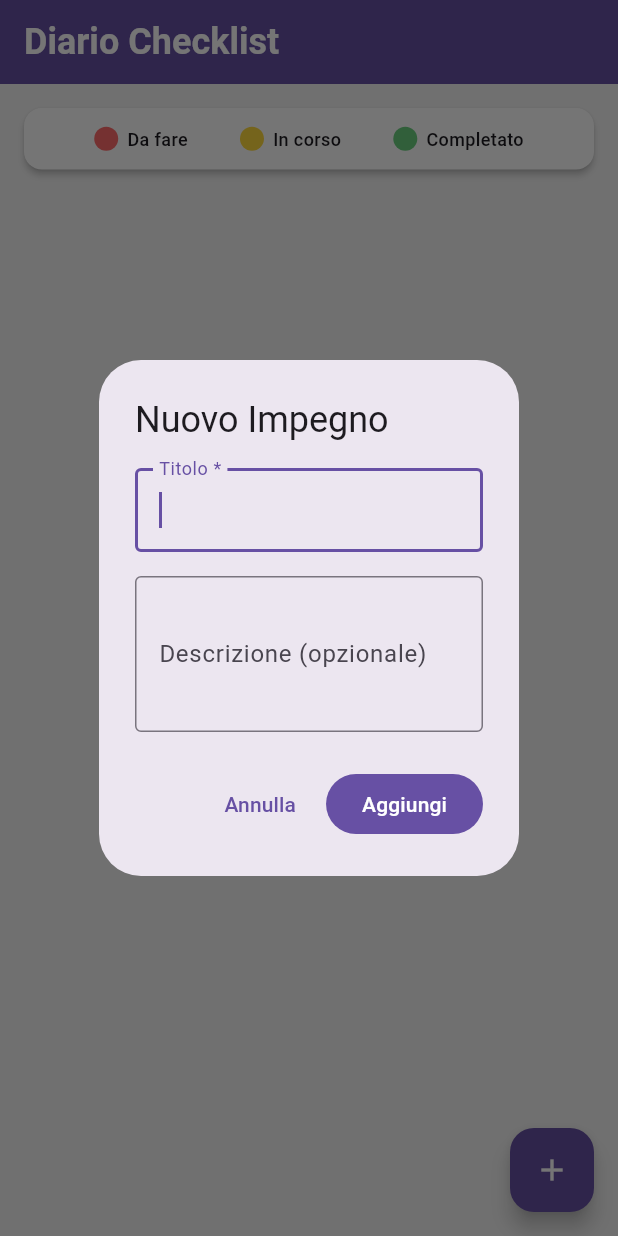
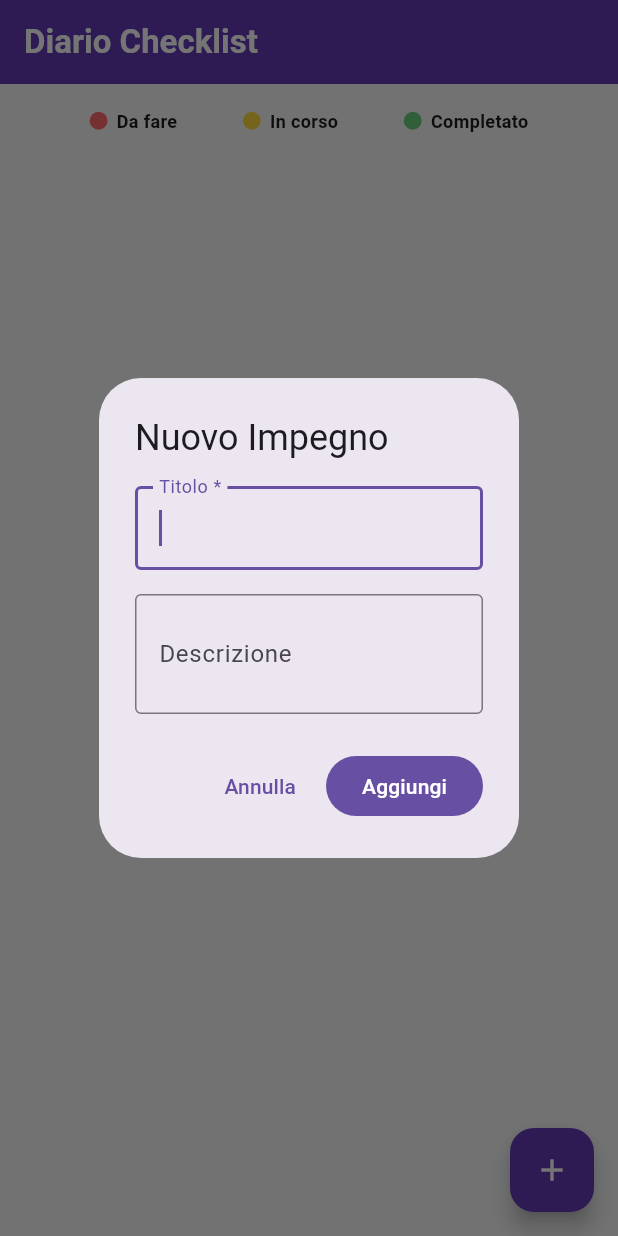
Before and after one commit to Theblazefire/task-, a Flutter app: the screen it shows after launch, after a tap on the "add" icon, on a phone screen of 412 x 824 dp. Run offline on Flutter 3.47's test engine with Material 3 defaults, Android fonts, the phone set to English and light mode, and no system bars; our stand-ins replace shared_preferences.

Commit message:
stile sfondo e salvataggio note

```diff
--- a/lib/main.dart
+++ b/lib/main.dart
@@ -7,10 +7,10 @@ void main() {
   runApp(const DiarioChecklistApp());
 }
 
-// Stati dell'impegno con colori
+// Stati dell'impegno con colori base
 enum TaskStatus {
-  daFare('Da fare', Color(0xFFFF6B6B)),      // Rosso
-  inCorso('In corso', Color(0xFFFFD93D)),    // Giallo
+  daFare('Da fare', Color(0xFFFF6B6B)), // Rosso
+  inCorso('In corso', Color(0xFFFFD93D)), // Giallo
   completato('Completato', Color(0xFF6BCF7F)); // Verde
 
   final String label;
@@ -36,7 +36,6 @@ class Task {
   })  : id = id ?? DateTime.now().millisecondsSinceEpoch.toString(),
         data = data ?? DateTime.now();
 
-  // Serializzazione
   Map<String, dynamic> toJson() {
     return {
       'id': id,
@@ -47,7 +46,6 @@ class Task {
     };
   }
 
-  // Deserializzazione
   factory Task.fromJson(Map<String, dynamic> json) {
     return Task(
       id: json['id'],
@@ -69,7 +67,7 @@ class DiarioChecklistApp extends StatelessWidget {
       theme: ThemeData(
         primarySwatch: Colors.deepPurple,
         useMaterial3: true,
-        scaffoldBackgroundColor: const Color(0xFFF5F5F5),
+        scaffoldBackgroundColor: const Color(0xFFF8F9FA), // Sfondo app neutro
       ),
       home: const HomePage(),
       debugShowCheckedModeBanner: false,
@@ -104,7 +102,7 @@ class _HomePageState extends State<HomePage> {
           final taskMap = jsonDecode(taskString) as Map<String, dynamic>;
           _tasks.add(Task.fromJson(taskMap));
         } catch (e) {
-          print('Errore nel caricamento del task: $e');
+          debugPrint('Errore nel caricamento del task: $e');
         }
       }
     });
@@ -117,7 +115,7 @@ class _HomePageState extends State<HomePage> {
 
   void _addTask(String titolo, String descrizione) {
     setState(() {
-      _tasks.add(Task(titolo: titolo, descrizione: descrizione));
+      _tasks.insert(0, Task(titolo: titolo, descrizione: descrizione));
     });
     _saveTasks();
   }
@@ -151,34 +149,27 @@ class _HomePageState extends State<HomePage> {
             TextField(
               controller: titoloController,
               decoration: const InputDecoration(
-                labelText: 'Titolo *',
-                border: OutlineInputBorder(),
-              ),
+                  labelText: 'Titolo *', border: OutlineInputBorder()),
               autofocus: true,
             ),
             const SizedBox(height: 16),
             TextField(
               controller: descrizioneController,
               decoration: const InputDecoration(
-                labelText: 'Descrizione (opzionale)',
-                border: OutlineInputBorder(),
-              ),
-              maxLines: 3,
+                  labelText: 'Descrizione', border: OutlineInputBorder()),
+              maxLines: 2,
             ),
           ],
         ),
         actions: [
           TextButton(
               onPressed: () => Navigator.pop(context),
-            child: const Text('Annulla'),
-          ),
+              child: const Text('Annulla')),
           FilledButton(
             onPressed: () {
               if (titoloController.text.trim().isNotEmpty) {
-                _addTask(
-                  titoloController.text.trim(),
-                  descrizioneController.text.trim(),
-                );
+                _addTask(titoloController.text.trim(),
+                    descrizioneController.text.trim());
                 Navigator.pop(context);
               }
             },
@@ -193,38 +184,28 @@ class _HomePageState extends State<HomePage> {
   Widget build(BuildContext context) {
     return Scaffold(
       appBar: AppBar(
-        title: const Text(
-          'Diario Checklist',
-          style: TextStyle(
-            fontWeight: FontWeight.bold,
-            fontSize: 24,
-          ),
-        ),
-        backgroundColor: Theme.of(context).primaryColor,
+        title: const Text('Diario Checklist',
+            style: TextStyle(fontWeight: FontWeight.bold)),
+        backgroundColor: Colors.deepPurple,
         foregroundColor: Colors.white,
-        elevation: 0,
       ),
       body: Column(
         children: [
-          // Legenda stati
           const StatusLegend(),
-
-          // Lista tasks
           Expanded(
             child: _tasks.isEmpty
                 ? const EmptyState()
                 : ListView.builder(
-                    padding: const EdgeInsets.all(16),
+                    padding: const EdgeInsets.symmetric(horizontal: 16),
                     itemCount: _tasks.length,
                     itemBuilder: (context, index) {
-                      final task = _tasks[index];
                       return Padding(
                         padding: const EdgeInsets.only(bottom: 12),
                         child: TaskCard(
-                          task: task,
+                          task: _tasks[index],
                           onStatusChange: (status) =>
-                              _updateTaskStatus(task.id, status),
-                          onDelete: () => _deleteTask(task.id),
+                              _updateTaskStatus(_tasks[index].id, status),
+                          onDelete: () => _deleteTask(_tasks[index].id),
                         ),
                       );
                     },
@@ -234,55 +215,43 @@ class _HomePageState extends State<HomePage> {
       ),
       floatingActionButton: FloatingActionButton(
         onPressed: _showAddTaskDialog,
-        backgroundColor: Theme.of(context).primaryColor,
+        backgroundColor: Colors.deepPurple,
         child: const Icon(Icons.add, color: Colors.white),
       ),
     );
   }
 }
 
+// --- LEGENDA ---
 class StatusLegend extends StatelessWidget {
   const StatusLegend({Key? key}) : super(key: key);
-
   @override
   Widget build(BuildContext context) {
-    return Card(
-      margin: const EdgeInsets.all(16),
-      elevation: 2,
-      color: Colors.white,
-      child: Padding(
-        padding: const EdgeInsets.all(12),
+    return Padding(
+      padding: const EdgeInsets.all(16.0),
       child: Row(
         mainAxisAlignment: MainAxisAlignment.spaceEvenly,
         children: TaskStatus.values.map((status) {
           return Row(
-              mainAxisSize: MainAxisSize.min,
             children: [
               Container(
-                  width: 16,
-                  height: 16,
+                  width: 12,
+                  height: 12,
                   decoration: BoxDecoration(
-                    color: status.color,
-                    shape: BoxShape.circle,
-                  ),
-                ),
+                      color: status.color, shape: BoxShape.circle)),
               const SizedBox(width: 6),
-                Text(
-                  status.label,
+              Text(status.label,
                   style: const TextStyle(
-                    fontSize: 12,
-                    fontWeight: FontWeight.w500,
-                  ),
-                ),
+                      fontSize: 12, fontWeight: FontWeight.bold)),
             ],
           );
         }).toList(),
-        ),
       ),
     );
   }
 }
 
+// --- CARD DEL TASK (MODIFICATA PER LEGGIBILITÀ) ---
 class TaskCard extends StatelessWidget {
   final Task task;
   final Function(TaskStatus) onStatusChange;
@@ -299,90 +268,71 @@ class TaskCard extends StatelessWidget {
   Widget build(BuildContext context) {
     final dateFormat = DateFormat('dd/MM/yyyy, HH:mm');
 
+    // SFONDO: Colore dello stato molto tenue (opacità 15%) per non disturbare il testo
+    final Color backgroundColor = task.status.color.withOpacity(0.35);
+    // TESTO: Colore quasi nero per massimo contrasto
+    const Color textColor = Color(0xFF1A1A1A);
+    const Color descriptionColor = Color(0xFF444444);
+
     return Card(
-      elevation: 4,
-      color: Colors.white,
+      elevation: 3,
+      color: backgroundColor,
       shape: RoundedRectangleBorder(
-        borderRadius: BorderRadius.circular(12),
-        side: BorderSide(
-          color: task.status.color,
-          width: 3,
-        ),
+        borderRadius: BorderRadius.circular(16),
+        side: BorderSide(color: task.status.color.withOpacity(0.5), width: 1.5),
       ),
       child: Padding(
         padding: const EdgeInsets.all(16),
         child: Column(
           crossAxisAlignment: CrossAxisAlignment.start,
           children: [
-            // Header con titolo e pulsante elimina
             Row(
               children: [
-                // Indicatore colorato
-                Container(
-                  width: 24,
-                  height: 24,
-                  decoration: BoxDecoration(
-                    color: task.status.color,
-                    shape: BoxShape.circle,
-                  ),
-                ),
-                const SizedBox(width: 12),
-
-                // Titolo
                 Expanded(
                   child: Text(
                     task.titolo,
                     style: TextStyle(
                       fontSize: 18,
                       fontWeight: FontWeight.bold,
+                      color: textColor,
                       decoration: task.status == TaskStatus.completato
                           ? TextDecoration.lineThrough
                           : null,
                     ),
                   ),
                 ),
-
-                // Pulsante elimina
                 IconButton(
                   onPressed: onDelete,
-                  icon: const Icon(Icons.delete, color: Colors.red),
+                  icon:
+                      const Icon(Icons.delete_outline, color: Colors.redAccent),
                   padding: EdgeInsets.zero,
                   constraints: const BoxConstraints(),
                 ),
               ],
             ),
-
-            // Descrizione
             if (task.descrizione.isNotEmpty) ...[
-              const SizedBox(height: 8),
+              const SizedBox(height: 6),
               Text(
                 task.descrizione,
                 style: const TextStyle(
-                  fontSize: 14,
-                  color: Colors.grey,
-                ),
+                    fontSize: 14, color: descriptionColor, height: 1.3),
               ),
             ],
-
-            // Data
-            const SizedBox(height: 8),
+            const SizedBox(height: 10),
             Text(
               dateFormat.format(task.data),
-              style: const TextStyle(
-                fontSize: 12,
-                color: Colors.grey,
-                fontWeight: FontWeight.w300,
+              style: TextStyle(
+                  fontSize: 11,
+                  color: textColor.withOpacity(0.6),
+                  fontWeight: FontWeight.bold),
             ),
-            ),
-
-            // Pulsanti stato
-            const SizedBox(height: 12),
+            const SizedBox(height: 14),
             Row(
               children: TaskStatus.values.map((status) {
                 final isSelected = task.status == status;
                 return Expanded(
                   child: Padding(
-                    padding: const EdgeInsets.symmetric(horizontal: 4),
+                    padding: const EdgeInsets.symmetric(horizontal: 3),
                     child: StatusButton(
                       status: status,
                       isSelected: isSelected,
@@ -399,81 +349,47 @@ class TaskCard extends StatelessWidget {
   }
 }
 
+// --- BOTTONI DI STATO ---
 class StatusButton extends StatelessWidget {
   final TaskStatus status;
   final bool isSelected;
   final VoidCallback onPressed;
-
-  const StatusButton({
-    Key? key,
+  const StatusButton(
+      {Key? key,
       required this.status,
       required this.isSelected,
-    required this.onPressed,
-  }) : super(key: key);
+      required this.onPressed})
+      : super(key: key);
 
   @override
   Widget build(BuildContext context) {
     return SizedBox(
-      height: 40,
+      height: 34,
       child: ElevatedButton(
         onPressed: onPressed,
         style: ElevatedButton.styleFrom(
-          backgroundColor: isSelected
-              ? status.color
-              : Colors.grey.shade300.withOpacity(0.3),
-          foregroundColor: isSelected ? Colors.white : Colors.grey.shade700,
+          backgroundColor:
+              isSelected ? status.color : Colors.white.withOpacity(0.7),
+          foregroundColor: isSelected ? Colors.white : Colors.black87,
           elevation: isSelected ? 2 : 0,
-          shape: RoundedRectangleBorder(
-            borderRadius: BorderRadius.circular(8),
+          padding: EdgeInsets.zero,
+          shape: RoundedRectangleBorder(borderRadius: BorderRadius.circular(8)),
         ),
-          padding: const EdgeInsets.symmetric(horizontal: 8),
-        ),
-        child: Text(
-          status.label,
-          style: TextStyle(
-            fontSize: 11,
-            fontWeight: isSelected ? FontWeight.bold : FontWeight.normal,
-          ),
-          maxLines: 1,
-          overflow: TextOverflow.ellipsis,
-        ),
+        child: Text(status.label,
+            style: const TextStyle(fontSize: 10, fontWeight: FontWeight.bold)),
       ),
     );
   }
 }
 
+// --- STATO VUOTO ---
 class EmptyState extends StatelessWidget {
   const EmptyState({Key? key}) : super(key: key);
-
   @override
   Widget build(BuildContext context) {
-    return Center(
-      child: Column(
-        mainAxisAlignment: MainAxisAlignment.center,
-        children: const [
-          Text(
-            '📋',
-            style: TextStyle(fontSize: 64),
-          ),
-          SizedBox(height: 16),
-          Text(
-            'Nessun impegno in lista',
-            style: TextStyle(
-              fontSize: 18,
-              fontWeight: FontWeight.w500,
-              color: Colors.grey,
-            ),
-          ),
-          SizedBox(height: 8),
-          Text(
-            'Premi + per aggiungerne uno',
-            style: TextStyle(
-              fontSize: 14,
-              color: Colors.grey,
-            ),
-          ),
-        ],
-      ),
+    return const Center(
+      child: Text('📋 Nessun impegno in lista.\nPremi + per iniziare!',
+          textAlign: TextAlign.center, style: TextStyle(color: Colors.grey)),
     );
   }
 }
```
Lines whose indentation alone changed are shown as unchanged.
